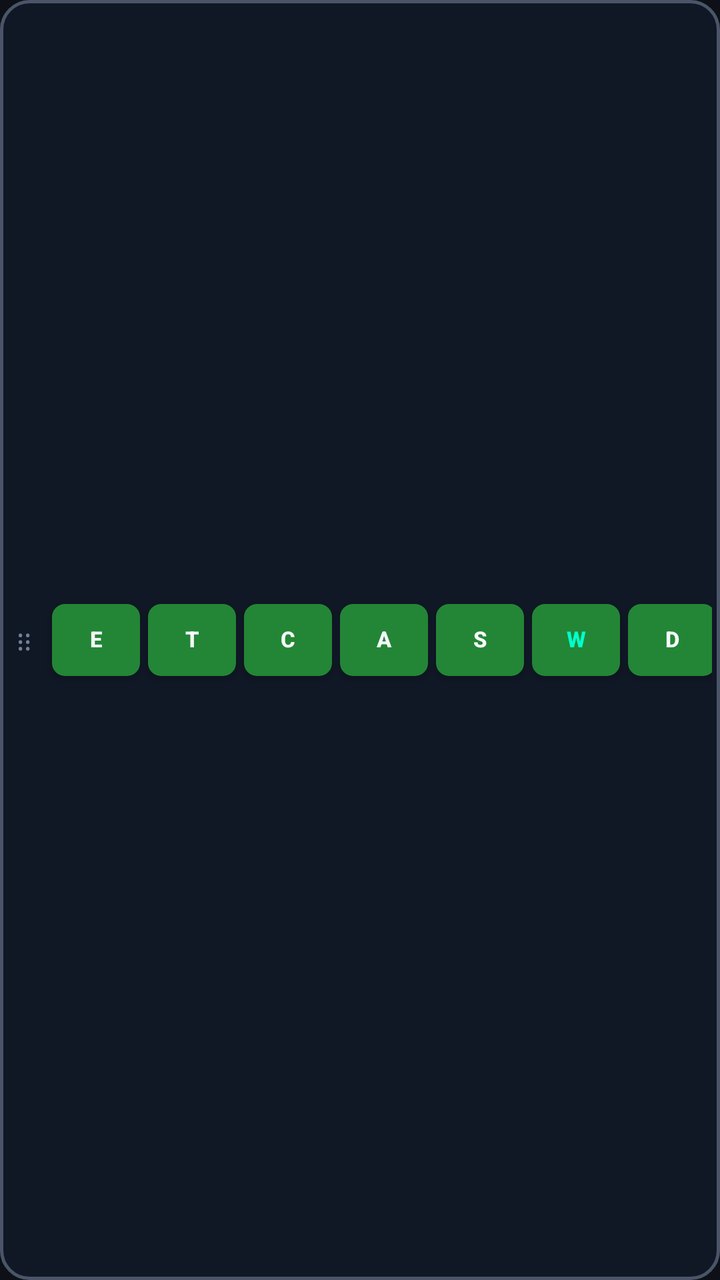
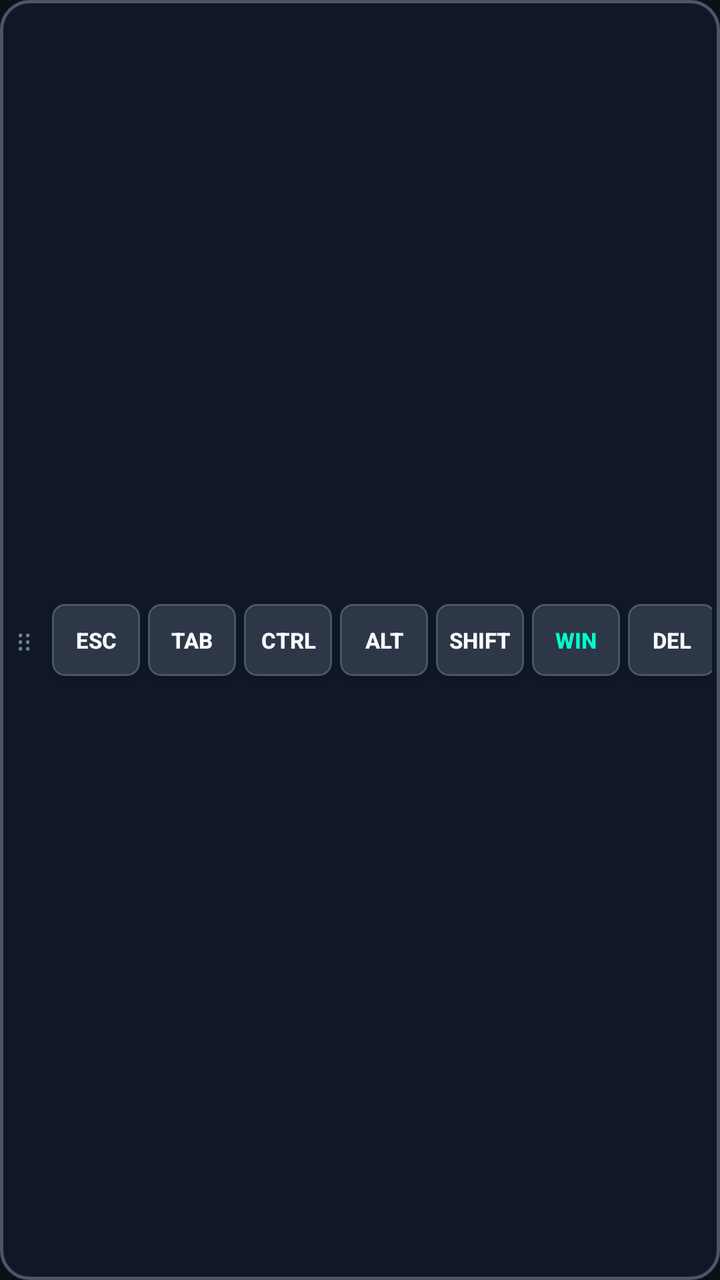

Compare the two renders of this Android layout. The source of the first and the diff that turns it into the second are given below.
<!-- AndroidManifest.xml: application theme Theme.NetHunterRDP -->
<!-- res/layout/super_bar_layout.xml -->
<?xml version="1.0" encoding="utf-8"?>
<LinearLayout xmlns:android="http://schemas.android.com/apk/res/android"
    android:id="@+id/superbar_root"
    android:layout_width="wrap_content"
    android:layout_height="wrap_content"
    android:background="@drawable/superbar_bg"
    android:orientation="horizontal"
    android:gravity="center_vertical"
    android:padding="4dp">

    
    <TextView
        android:id="@+id/btn_drag_handle"
        android:layout_width="16dp"
        android:layout_height="32dp"
        android:text="⋮⋮"
        android:textColor="#718096"
        android:textSize="14sp"
        android:gravity="center"
        android:layout_marginEnd="4dp" />

    
    <Button
        android:id="@+id/btn_esc"
        style="@style/SuperBarKey"
        android:text="ESC" />

    <Button
        android:id="@+id/btn_tab"
        style="@style/SuperBarKey"
        android:text="TAB" />

    <Button
        android:id="@+id/btn_ctrl"
        style="@style/SuperBarKey"
        android:text="CTRL" />

    <Button
        android:id="@+id/btn_alt"
        style="@style/SuperBarKey"
        android:text="ALT" />

    <Button
        android:id="@+id/btn_shift"
        style="@style/SuperBarKey"
        android:text="SHIFT" />

    <Button
        android:id="@+id/btn_win"
        style="@style/SuperBarKey"
        android:text="WIN"
        android:textColor="@color/kali_accent" />

    
    <Button
        android:id="@+id/btn_del"
        style="@style/SuperBarKey"
        android:text="DEL" />

    <Button
        android:id="@+id/btn_taskmgr"
        style="@style/SuperBarKey"
        android:text="CAD"
        android:textColor="@color/kali_danger"
        android:textSize="9sp" />

    
    <Button
        android:id="@+id/btn_up"
        style="@style/SuperBarKey"
        android:text="▲" />

    <Button
        android:id="@+id/btn_down"
        style="@style/SuperBarKey"
        android:text="▼" />

    <Button
        android:id="@+id/btn_left"
        style="@style/SuperBarKey"
        android:text="◀" />

    <Button
        android:id="@+id/btn_right"
        style="@style/SuperBarKey"
        android:text="▶" />

    
    <Button
        android:id="@+id/btn_toggle_kbd"
        style="@style/SuperBarKey"
        android:text="⌨"
        android:textColor="@color/kali_cyan"
        android:textSize="14sp" />

    
    <Button
        android:id="@+id/btn_collapse"
        style="@style/SuperBarKey"
        android:text="✕"
        android:textColor="#A0AEC0" />

</LinearLayout>
<!-- resources referenced by this layout -->
<resources>
  <color name="kali_accent">#00ffcc</color>
  <color name="kali_cyan">#2f81f7</color>
  <color name="kali_danger">#f85149</color>
  <!-- drawable superbar_bg (drawable) -->
  <?xml version="1.0" encoding="utf-8"?>
  <shape xmlns:android="http://schemas.android.com/apk/res/android"
      android:shape="rectangle">
      <solid android:color="@color/superbar_bg_color" />
      <corners android:radius="14dp" />
      <stroke
          android:width="1.5dp"
          android:color="#4A5568" />
      <padding
          android:left="6dp"
          android:top="4dp"
          android:right="6dp"
          android:bottom="4dp" />
  </shape>
  <style name="SuperBarKey">
          <item name="android:layout_width">44dp</item>
          <item name="android:layout_height">36dp</item>
          <item name="android:layout_margin">2dp</item>
          <item name="android:background">@drawable/key_button_bg</item>
          <item name="android:textColor">@color/key_text_color</item>
          <item name="android:textSize">11sp</item>
          <item name="android:textStyle">bold</item>
          <item name="android:gravity">center</item>
          <item name="android:focusable">false</item>
      </style>
  <style name="Theme.NetHunterRDP" parent="Theme.MaterialComponents.DayNight.NoActionBar">
          <item name="colorPrimary">@color/kali_primary</item>
          <item name="colorPrimaryVariant">@color/kali_primary_dark</item>
          <item name="colorSecondary">@color/kali_accent</item>
          <item name="android:windowBackground">@color/bg_dark</item>
          <item name="android:statusBarColor">@color/bg_dark</item>
          <item name="android:navigationBarColor">@color/bg_dark</item>
      </style>
  <color name="superbar_bg_color">#E6111827</color>
  <!-- drawable key_button_bg (drawable) -->
  <?xml version="1.0" encoding="utf-8"?>
  <selector xmlns:android="http://schemas.android.com/apk/res/android">
      
      <item android:state_selected="true">
          <shape android:shape="rectangle">
              <solid android:color="@color/key_active_bg" />
              <corners android:radius="6dp" />
              <stroke android:width="1dp" android:color="#FFFFFF" />
          </shape>
      </item>
      
      <item android:state_pressed="true">
          <shape android:shape="rectangle">
              <solid android:color="@color/key_pressed_bg" />
              <corners android:radius="6dp" />
              <stroke android:width="1dp" android:color="#718096" />
          </shape>
      </item>
      
      <item>
          <shape android:shape="rectangle">
              <solid android:color="@color/key_normal_bg" />
              <corners android:radius="6dp" />
              <stroke android:width="1dp" android:color="#4A5568" />
          </shape>
      </item>
  </selector>
  <color name="key_text_color">#F7FAFC</color>
  <color name="kali_primary">#238636</color>
  <color name="kali_primary_dark">#196c2e</color>
  <color name="bg_dark">#0d1117</color>
  <color name="key_active_bg">#00E5FF</color>
  <color name="key_pressed_bg">#4A5568</color>
  <color name="key_normal_bg">#2D3748</color>
</resources>

<!-- the commit's change to res/layout/super_bar_layout.xml (unified diff, before → after) -->
@@ -20,44 +20,44 @@
         android:layout_marginEnd="4dp" />
 
     
-    <Button
+    <androidx.appcompat.widget.AppCompatButton
         android:id="@+id/btn_esc"
         style="@style/SuperBarKey"
         android:text="ESC" />
 
-    <Button
+    <androidx.appcompat.widget.AppCompatButton
         android:id="@+id/btn_tab"
         style="@style/SuperBarKey"
         android:text="TAB" />
 
-    <Button
+    <androidx.appcompat.widget.AppCompatButton
         android:id="@+id/btn_ctrl"
         style="@style/SuperBarKey"
         android:text="CTRL" />
 
-    <Button
+    <androidx.appcompat.widget.AppCompatButton
         android:id="@+id/btn_alt"
         style="@style/SuperBarKey"
         android:text="ALT" />
 
-    <Button
+    <androidx.appcompat.widget.AppCompatButton
         android:id="@+id/btn_shift"
         style="@style/SuperBarKey"
         android:text="SHIFT" />
 
-    <Button
+    <androidx.appcompat.widget.AppCompatButton
         android:id="@+id/btn_win"
         style="@style/SuperBarKey"
         android:text="WIN"
         android:textColor="@color/kali_accent" />
 
     
-    <Button
+    <androidx.appcompat.widget.AppCompatButton
         android:id="@+id/btn_del"
         style="@style/SuperBarKey"
         android:text="DEL" />
 
-    <Button
+    <androidx.appcompat.widget.AppCompatButton
         android:id="@+id/btn_taskmgr"
         style="@style/SuperBarKey"
         android:text="CAD"
@@ -65,28 +65,28 @@
         android:textSize="9sp" />
 
     
-    <Button
+    <androidx.appcompat.widget.AppCompatButton
         android:id="@+id/btn_up"
         style="@style/SuperBarKey"
         android:text="▲" />
 
-    <Button
+    <androidx.appcompat.widget.AppCompatButton
         android:id="@+id/btn_down"
         style="@style/SuperBarKey"
         android:text="▼" />
 
-    <Button
+    <androidx.appcompat.widget.AppCompatButton
         android:id="@+id/btn_left"
         style="@style/SuperBarKey"
         android:text="◀" />
 
-    <Button
+    <androidx.appcompat.widget.AppCompatButton
         android:id="@+id/btn_right"
         style="@style/SuperBarKey"
         android:text="▶" />
 
     
-    <Button
+    <androidx.appcompat.widget.AppCompatButton
         android:id="@+id/btn_toggle_kbd"
         style="@style/SuperBarKey"
         android:text="⌨"
@@ -94,7 +94,7 @@
         android:textSize="14sp" />
 
     
-    <Button
+    <androidx.appcompat.widget.AppCompatButton
         android:id="@+id/btn_collapse"
         style="@style/SuperBarKey"
         android:text="✕"
